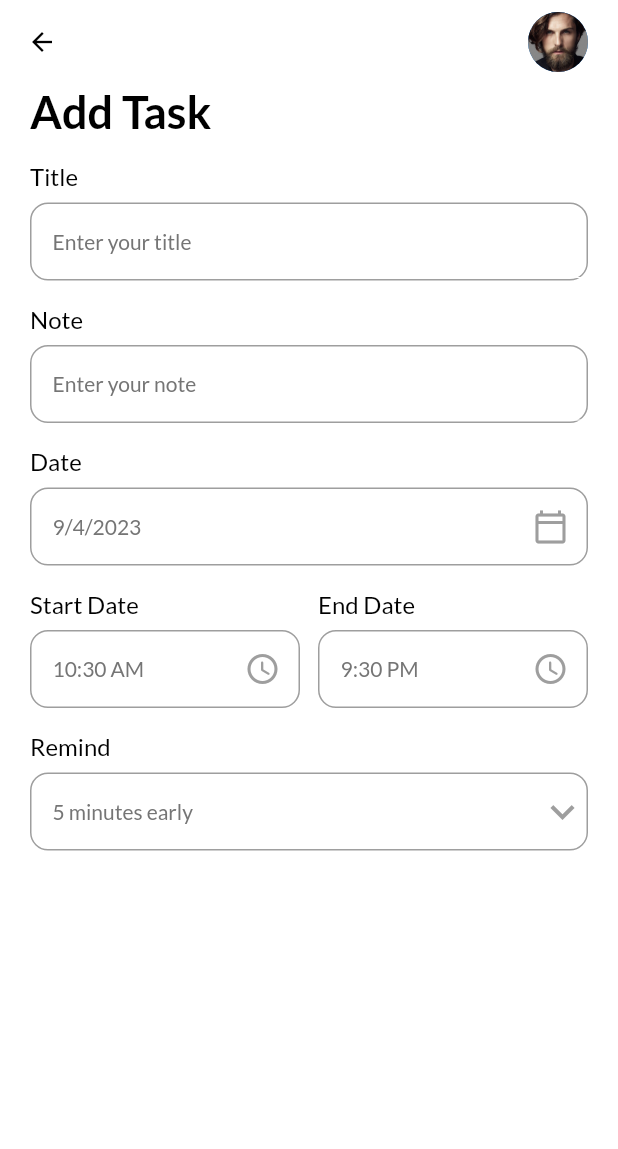
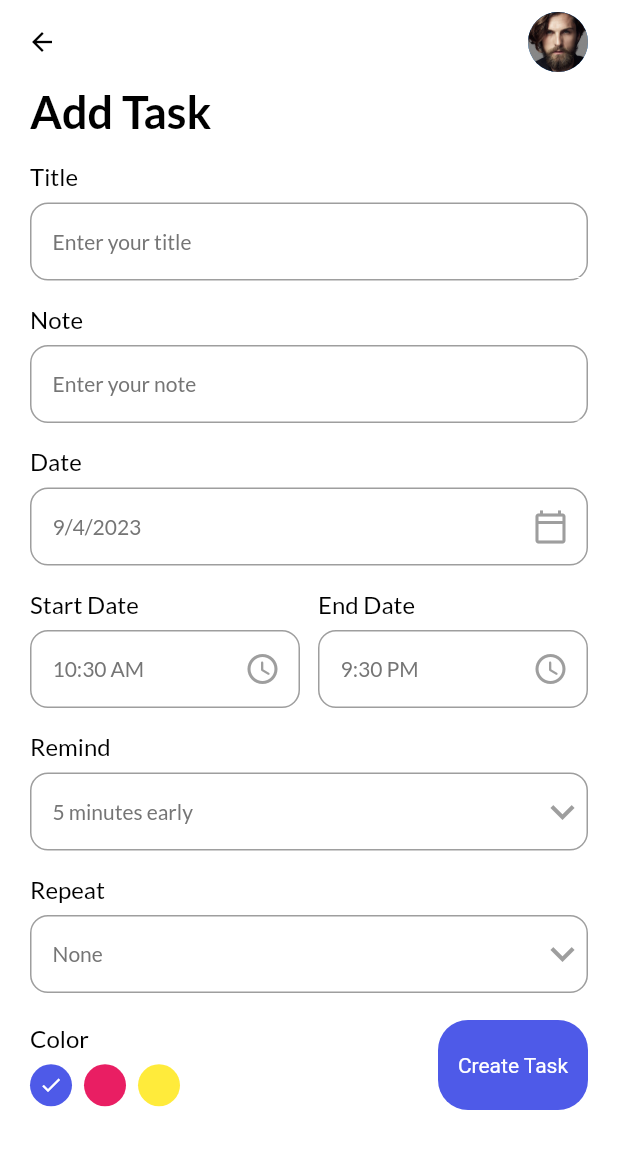
Before and after one commit to caonguyen21/TodoApp, a Flutter app: the AddTaskPage screen opened directly, on a phone screen of 412 x 824 dp. Shown: the top 1149 px of the screen. Run offline on Flutter 3.47's test engine with Material 2 defaults, Android fonts, the light colour scheme and no system bars; our stand-ins replace date_picker_timeline, flutter_local_notifications, get, get_storage, google_fonts; accounts and stored records are empty.

Commit message:
selected color palette

```diff
--- a/lib/ui/add_task_bar.dart
+++ b/lib/ui/add_task_bar.dart
@@ -1,4 +1,6 @@
 import 'package:flutter/material.dart';
+import 'package:flutter_to_do_app/ui/theme.dart';
+import 'package:flutter_to_do_app/ui/widgets/button.dart';
 import 'package:flutter_to_do_app/ui/widgets/input_field.dart';
 import 'package:get/get.dart';
 import 'package:intl/intl.dart';
@@ -18,6 +20,9 @@ class _AddTaskPageState extends State<AddTaskPage> {
   String _startTime = DateFormat("hh:mm a").format(DateTime.now()).toString();
   int _selectedRemind = 5;
   List<int> remindList = [5, 10, 15, 20];
+  String _selectedRepeat = "None";
+  List<String> repeatList = ["None", "Daily", "Weekly", "Monthly"];
+  int _selectedColor = 0;
 
   @override
   Widget build(BuildContext context) {
@@ -108,10 +113,92 @@ class _AddTaskPageState extends State<AddTaskPage> {
                   }).toList(),
                 ),
               ),
+              MyInputField(
+                title: "Repeat",
+                hint: "$_selectedRepeat",
+                widget: DropdownButton(
+                  icon: const Icon(
+                    Icons.keyboard_arrow_down,
+                    color: Colors.grey,
+                  ),
+                  iconSize: 32,
+                  elevation: 4,
+                  onChanged: (String? newValue) {
+                    setState(() {
+                      _selectedRepeat = (newValue!);
+                    });
+                  },
+                  style: subTitleStyle,
+                  underline: Container(
+                    height: 0,
+                  ),
+                  items:
+                      repeatList.map<DropdownMenuItem<String>>((String value) {
+                    return DropdownMenuItem<String>(
+                      value: value,
+                      child: Text(value),
+                    );
+                  }).toList(),
+                ),
+              ),
+              const SizedBox(
+                height: 18,
+              ),
+              Row(
+                mainAxisAlignment: MainAxisAlignment.spaceBetween,
+                crossAxisAlignment: CrossAxisAlignment.center,
+                children: [
+                  _colorPalette(),
+                  MyButton(label: "Create Task", onTap: () {})
+                ],
+              )
             ],
           ),
         ),
       ),
+    );
+  }
+
+  _colorPalette() {
+    return Column(
+      crossAxisAlignment: CrossAxisAlignment.start,
+      children: [
+        Text(
+          "Color",
+          style: titleStyle,
+        ),
+        const SizedBox(
+          height: 8,
+        ),
+        Wrap(
+            children: List<Widget>.generate(3, (int index) {
+          return GestureDetector(
+            onTap: () {
+              setState(() {
+                _selectedColor = index;
+              });
+            },
+            child: Padding(
+              padding: const EdgeInsets.only(right: 8.0),
+              child: CircleAvatar(
+                radius: 14,
+                backgroundColor: index == 0
+                    ? primaryClr
+                    : index == 1
+                        ? Colors.pink
+                        : Colors.yellow,
+                child: _selectedColor == index
+                    ? const Icon(
+                        Icons.done,
+                        color: Colors.white,
+                        size: 16,
+                      )
+                    : Container(),
+              ),
+            ),
+          );
+        }))
+      ],
     );
   }
 
```
